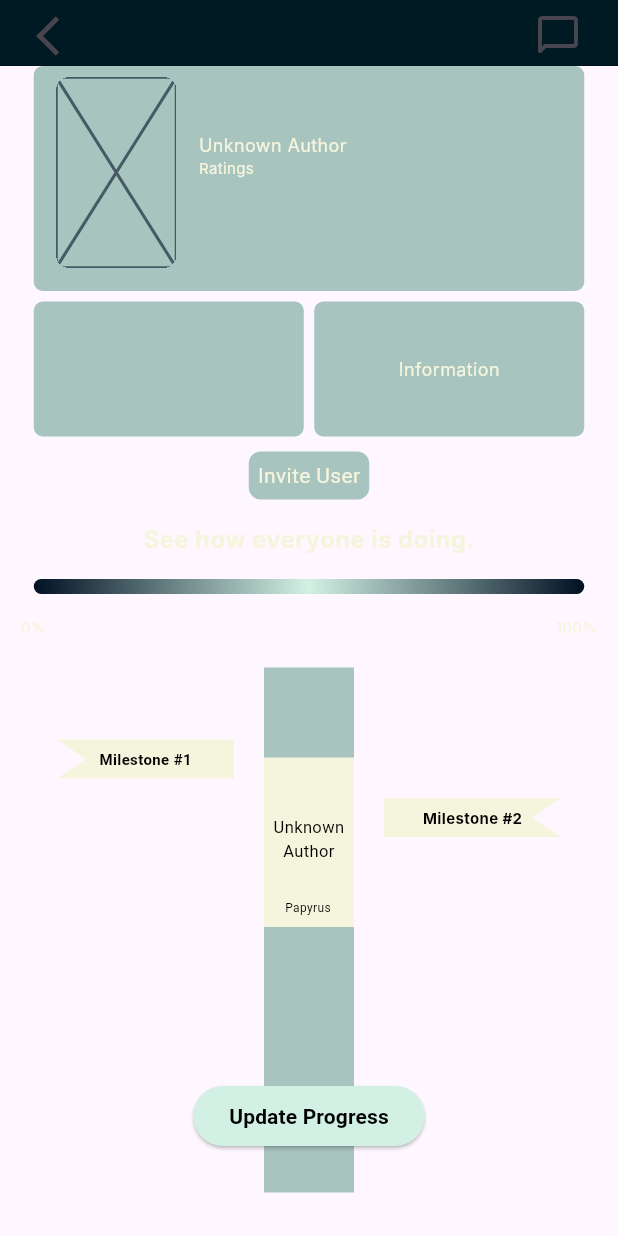
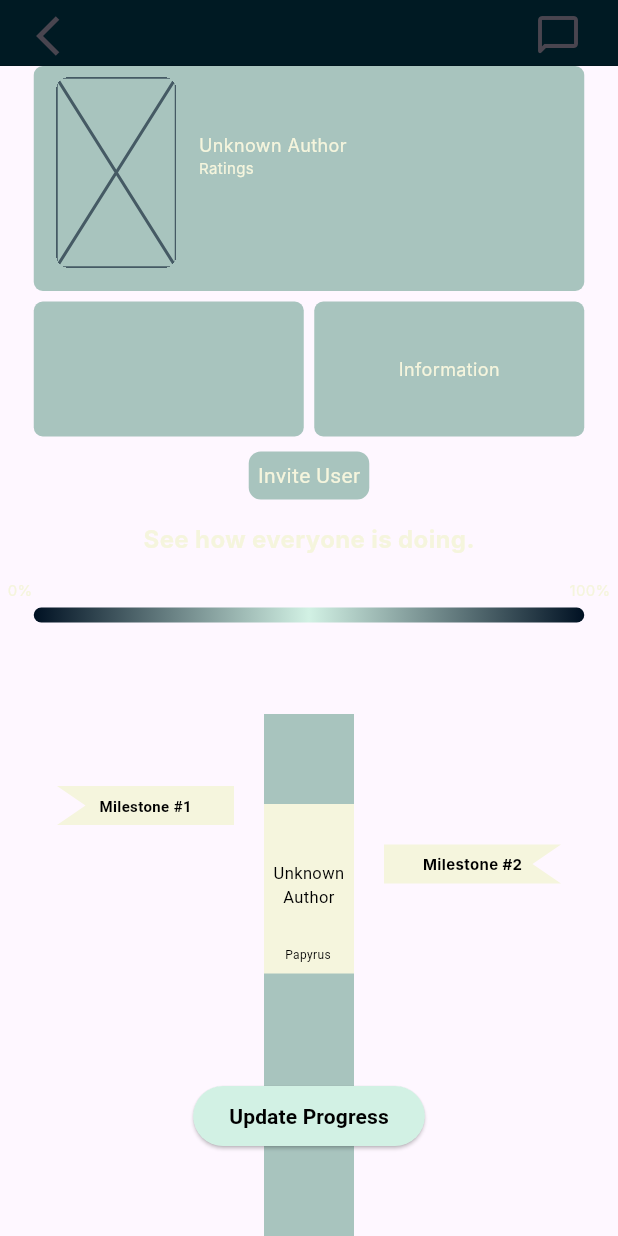
Before and after one commit to SamerSawan/Papyrus_v2, a Flutter app: the BookClubScreen screen opened directly with empty values, on a phone screen of 412 x 824 dp. Run offline on Flutter 3.47's test engine with Material 3 defaults, Android fonts, the phone set to English and light mode, and no system bars; drawn by our look-alikes of auto_size_text; our stand-ins replace cloud_firestore, firebase_auth, firebase_core; accounts and stored records are empty; Roboto replaces fonts that are missing (Inter).

```diff
--- a/lib/screens/book_club_screen/book_club_screen.dart
+++ b/lib/screens/book_club_screen/book_club_screen.dart
@@ -79,7 +79,9 @@ class _BookClubScreenState extends State<BookClubScreen> {
                   displayInviteUser(context, widget.bookClubID);
                 },
               ),
-              const ReadingProgress(),
+              ReadingProgress(
+                bookClub: widget.bookClub,
+              ),
               BookTimeline(
                 book: widget.bookClub.currentBook,
               ),
--- a/lib/screens/widgets/comment_box.dart
+++ b/lib/screens/widgets/comment_box.dart
@@ -84,7 +84,11 @@ class _CommentBoxState extends State<CommentBox> {
                   CircleAvatar(
                     backgroundColor: Theme.of(context).colorScheme.secondary,
                     radius: 15,
-                    child: const Text('JC'),
+                    child: Text(
+                      widget.comment.username.substring(0, 1).toUpperCase(),
+                      style: const TextStyle(
+                          fontSize: 12, fontWeight: FontWeight.bold),
+                    ),
                   ),
                   const SizedBox(width: 15),
                   Expanded(
--- a/lib/screens/widgets/reading_progress.dart
+++ b/lib/screens/widgets/reading_progress.dart
@@ -1,15 +1,17 @@
 import 'package:flutter/material.dart';
 import 'package:flutter/widgets.dart';
+import 'package:papyrus/core/models/book_club.dart';
 
 class ReadingProgress extends StatelessWidget {
-  const ReadingProgress({super.key});
+  final BookClub bookClub;
+  const ReadingProgress({super.key, required this.bookClub});
 
   @override
   Widget build(context) {
     return Center(
-      child: Column (
+      child: Column(
         children: [
-       Container (
+          Container(
             margin: const EdgeInsets.only(top: 15),
             child: const Text(
               'See how everyone is doing.',
@@ -18,48 +20,121 @@ class ReadingProgress extends StatelessWidget {
                 fontFamily: 'Inter',
                 fontWeight: FontWeight.bold,
                 fontSize: 16,
-          )
-          )
+              ),
+            ),
           ),
           const SizedBox(height: 15),
+          SizedBox(
+            height: 70,
+            child: Stack(
+              children: [
+                Column(
+                  children: [
+                    Align(
+                      child: Container(
+                        margin: const EdgeInsets.only(bottom: 5),
+                        child: const Row(
+                          mainAxisAlignment: MainAxisAlignment.center,
+                          children: [
+                            Padding(
+                              padding: EdgeInsets.only(left: 5),
+                              child: Text(
+                                '0%',
+                                style: TextStyle(
+                                  color: Color.fromARGB(255, 245, 245, 221),
+                                  fontFamily: 'Inter',
+                                  fontSize: 10,
+                                ),
+                              ),
+                            ),
+                            Spacer(),
+                            Padding(
+                              padding: EdgeInsets.only(right: 5),
+                              child: Text(
+                                '100%',
+                                style: TextStyle(
+                                  color: Color.fromARGB(255, 245, 245, 221),
+                                  fontFamily: 'Inter',
+                                  fontSize: 10,
+                                ),
+                              ),
+                            ),
+                          ],
+                        ),
+                      ),
+                    ),
                     Container(
                       width: 367,
                       height: 10,
                       decoration: BoxDecoration(
-                gradient: const LinearGradient(colors: [Color(0xFF001123), Color(0xFFD2F1E4), Color(0xFF001123)]
+                        gradient: const LinearGradient(colors: [
+                          Color(0xFF001123),
+                          Color(0xFFD2F1E4),
+                          Color(0xFF001123)
+                        ]),
+                        borderRadius: BorderRadius.circular(6),
                       ),
-              borderRadius: BorderRadius.circular(6),
-   )
                     ),
-     Align(
-      child: Container(
-        margin: const EdgeInsets.only(top: 15),
-        child: const Row(
-          mainAxisAlignment: MainAxisAlignment.center,
-          children: [ Text('0%',
-          style: TextStyle(
-            color: Color.fromARGB(255, 245, 245, 221),
-            fontFamily: 'Inter',
+                  ],
+                ),
+                ...bookClub.userProgressMap.entries.map(
+                  (entry) {
+                    final progress = entry.value.toDouble();
+                    final position = (progress / 100) * 367;
+
+                    return Positioned(
+                      top: 32,
+                      bottom: 0,
+                      left: position.clamp(5, 367),
+                      child: Column(
+                        children: [
+                          CustomPaint(
+                            size: const Size(20, 10),
+                            painter: TrianglePainter(),
+                          ),
+                          CircleAvatar(
+                            radius: 10,
+                            backgroundColor: Colors.blue,
+                            child: Text(
+                              entry.key[0].toUpperCase(),
+                              style: const TextStyle(
+                                color: Colors.white,
                                 fontSize: 10,
-          )
-          )
-          ,
-          SizedBox(width: 340),
-          Text('100%',
-          style: TextStyle(
-            color: Color.fromARGB(255, 245, 245, 221),
-            fontFamily: 'Inter',
-            fontSize: 10,
-          )
-          )
-          ]
-        )
-      )
-     )
+                              ), // Adjusted font size
+                            ), // Customize as needed
+                          ),
                         ],
-        )
-      )
-
-     ;
+                      ),
+                    );
+                  },
+                ),
+              ],
+            ),
+          ),
+        ],
+      ),
+    );
   }
 }
+
+class TrianglePainter extends CustomPainter {
+  @override
+  void paint(Canvas canvas, Size size) {
+    final paint = Paint()
+      ..color = Colors.blue // Customize as needed
+      ..style = PaintingStyle.fill;
+
+    final path = Path()
+      ..moveTo(0, size.height) // Start at the bottom left
+      ..lineTo(size.width / 2, 0) // Top center
+      ..lineTo(size.width, size.height) // Bottom right
+      ..close(); // Close the path to complete the triangle
+
+    canvas.drawPath(path, paint);
+  }
+
+  @override
+  bool shouldRepaint(covariant CustomPainter oldDelegate) {
+    return false;
+  }
+}
```
Also changed, not shown: lib/core/api/firestore_service.dart (+36 -0 lines), lib/core/models/book_club.dart (+7 -20 lines), lib/screens/widgets/popup_update_progress.dart (+7 -1 lines). Lines whose indentation alone changed are shown as unchanged.
